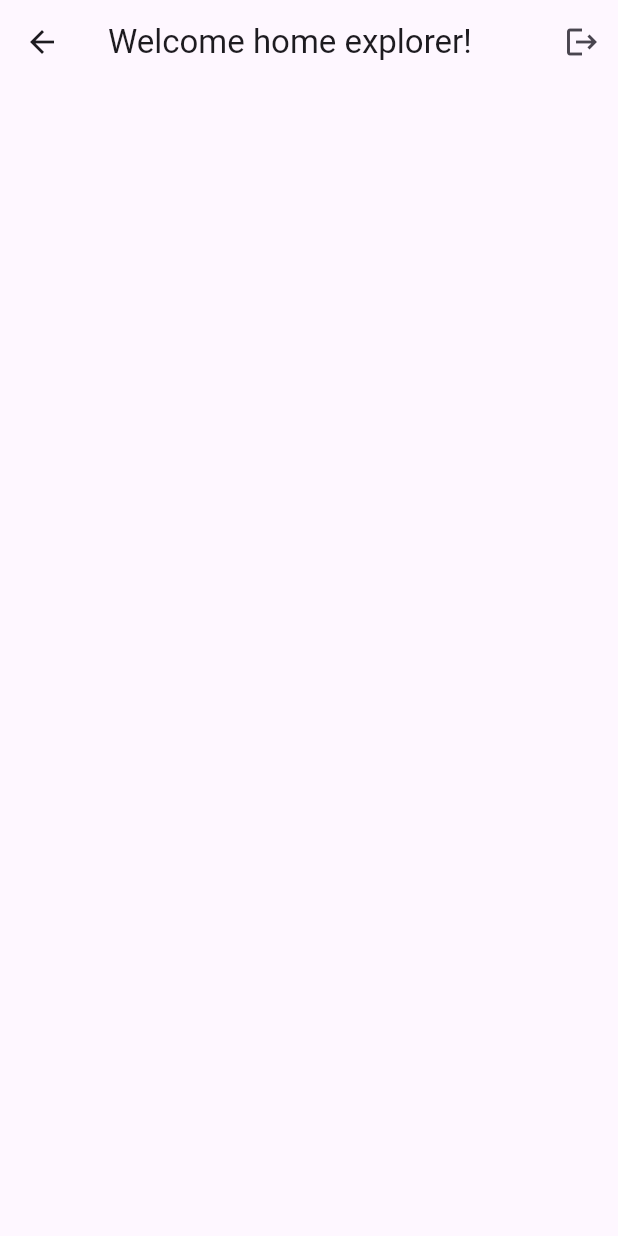
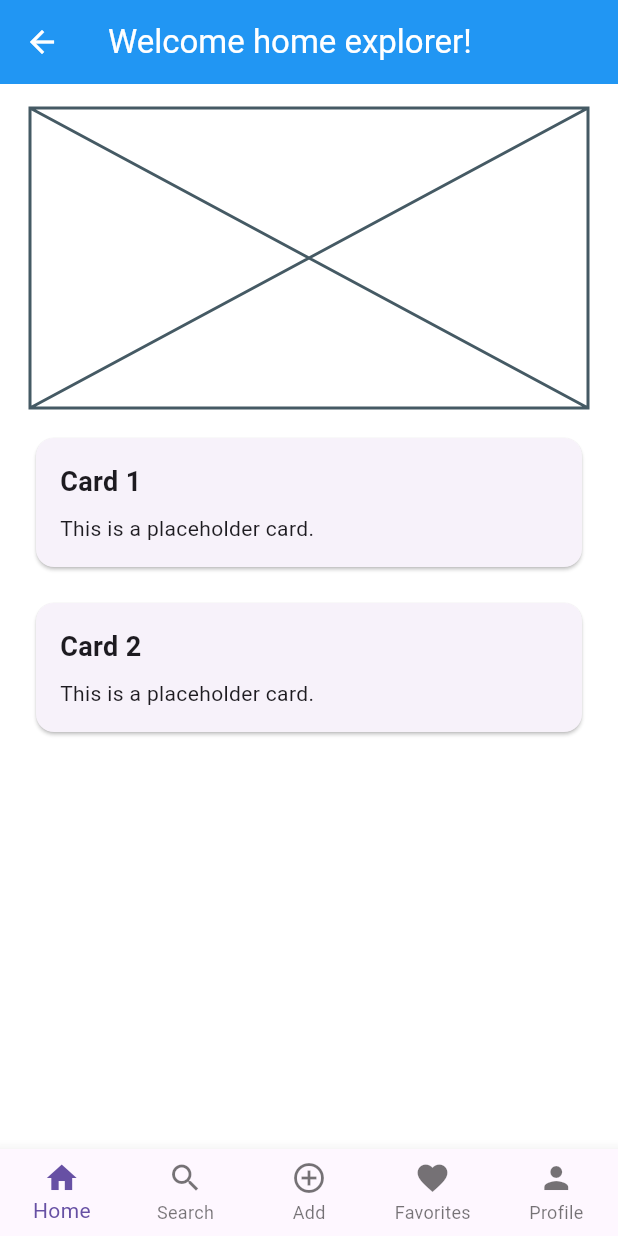
Before and after one commit to FilmQ/kangnok, a Flutter app: the ExplorerHomePage screen opened by its route, on a phone screen of 412 x 824 dp. Run offline on Flutter 3.47's test engine with Material 3 defaults, Android fonts, the phone set to English and light mode, and no system bars; our stand-ins replace cloud_firestore, firebase_auth, firebase_core, flutter_riverpod, image_picker, riverpod; missing offline and left inert: firebase_ui_auth, firebase_ui_oauth_google; accounts and stored records are empty.

Commit message:
Added explorer profile page with editable fields and theme system (TODO: polish later)

```diff
--- a/lib/main.dart
+++ b/lib/main.dart
@@ -7,6 +7,7 @@ import 'package:kangnok/pages/auth_page.dart';
 import 'package:kangnok/pages/explorer_home_page.dart';
 import 'package:kangnok/pages/park_page.dart';
 import 'package:kangnok/pages/ranger_auth_page.dart';
+import 'package:kangnok/pages/explorer_profile_page.dart';
 import 'package:kangnok/pages/ranger_home_page.dart';
 import 'package:kangnok/pages/signup_page.dart';
 import 'pages/welcome_page.dart';
@@ -33,6 +34,7 @@ class MyApp extends StatelessWidget {
         '/explorer_home': (context) => ExplorerHomePage(),
         '/ranger_home': (context) => RangerHomePage(),
         '/park': (context) => ParkPage(),
+        '/explorer_profile': (context) => ExplorerProfilePage(),
       },
     );
   }
--- a/lib/pages/explorer_home_page.dart
+++ b/lib/pages/explorer_home_page.dart
@@ -1,20 +1,104 @@
-import 'package:firebase_auth/firebase_auth.dart';
 import 'package:flutter/material.dart';
 import 'package:flutter_riverpod/flutter_riverpod.dart';
+import 'package:kangnok/providers/theme_provider.dart';
 
-class ExplorerHomePage extends ConsumerWidget {
+class ExplorerHomePage extends ConsumerStatefulWidget {
   const ExplorerHomePage({super.key});
 
   @override
-  Widget build(BuildContext context, WidgetRef ref) {
+  ConsumerState<ExplorerHomePage> createState() => _ExplorerHomePageState();
+}
+
+class _ExplorerHomePageState extends ConsumerState<ExplorerHomePage> {
+  int _selectedIndex = 0;
+
+  @override
+  Widget build(BuildContext context) {
+    final themeData = ref.watch(explorerThemeDataProvider);
+
     return Scaffold(
+      backgroundColor: themeData.backgroundColor,
       appBar: AppBar(
-        title: Text("Welcome home explorer!"),
-        actions: [
-          IconButton(
-            icon: const Icon(Icons.logout),
-            onPressed: () => FirebaseAuth.instance.signOut(),
+        backgroundColor: themeData.appBarColor,
+        foregroundColor: Colors.white,
+        title: const Text("Welcome home explorer!"),
+      ),
+      body: SingleChildScrollView(
+        padding: const EdgeInsets.symmetric(horizontal: 20, vertical: 16),
+        child: Column(
+          children: [
+            const Placeholder(fallbackHeight: 200),
+            const SizedBox(height: 16),
+            SizedBox(
+              width: double.infinity,
+              child: Card(
+                child: Padding(
+                  padding: const EdgeInsets.all(16.0),
+                  child: Column(
+                    crossAxisAlignment: CrossAxisAlignment.start,
+                    children: const [
+                      Text(
+                        "Card 1",
+                        style: TextStyle(
+                          fontSize: 18,
+                          fontWeight: FontWeight.bold,
+                        ),
+                      ),
+                      SizedBox(height: 8),
+                      Text("This is a placeholder card."),
+                    ],
+                  ),
+                ),
+              ),
+            ),
+            const SizedBox(height: 16),
+            SizedBox(
+              width: double.infinity,
+              child: Card(
+                child: Padding(
+                  padding: const EdgeInsets.all(16.0),
+                  child: Column(
+                    crossAxisAlignment: CrossAxisAlignment.start,
+                    children: const [
+                      Text(
+                        "Card 2",
+                        style: TextStyle(
+                          fontSize: 18,
+                          fontWeight: FontWeight.bold,
+                        ),
+                      ),
+                      SizedBox(height: 8),
+                      Text("This is a placeholder card."),
+                    ],
+                  ),
+                ),
+              ),
+            ),
+          ],
+        ),
+      ),
+      bottomNavigationBar: BottomNavigationBar(
+        currentIndex: _selectedIndex,
+        onTap: (index) {
+          if (index == 4) {
+            Navigator.pushNamed(context, '/explorer_profile');
+            return;
+          }
+          setState(() => _selectedIndex = index);
+        },
+        type: BottomNavigationBarType.fixed,
+        items: const [
+          BottomNavigationBarItem(icon: Icon(Icons.home), label: "Home"),
+          BottomNavigationBarItem(icon: Icon(Icons.search), label: "Search"),
+          BottomNavigationBarItem(
+            icon: Icon(Icons.add_circle_outline),
+            label: "Add",
           ),
+          BottomNavigationBarItem(
+            icon: Icon(Icons.favorite),
+            label: "Favorites",
+          ),
+          BottomNavigationBarItem(icon: Icon(Icons.person), label: "Profile"),
         ],
       ),
     );
--- a/pubspec.yaml
+++ b/pubspec.yaml
@@ -41,6 +41,7 @@ dependencies:
   # The following adds the Cupertino Icons font to your application.
   # Use with the CupertinoIcons class for iOS style icons.
   cupertino_icons: ^1.0.8
+  image_picker: ^1.2.1
 
 dev_dependencies:
   flutter_test:
```
Also changed, not shown: lib/pages/explorer_profile_page.dart (added, +266 -0 lines), lib/providers/theme_provider.dart (added, +61 -0 lines).
